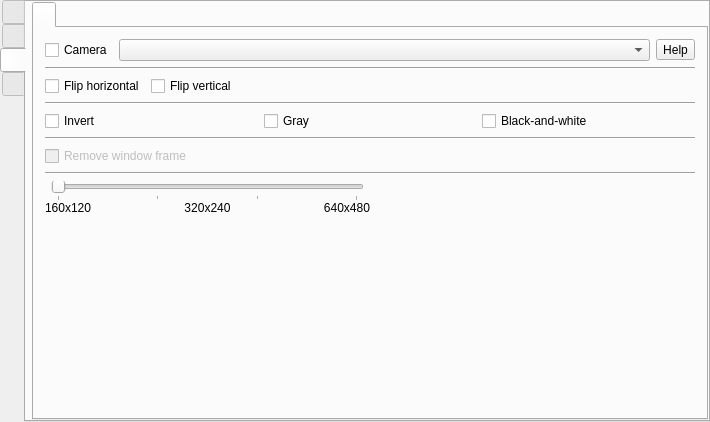
Qt form src/formMainWindow.ui (vkohaupt/vokoscreenNG) before a commit.
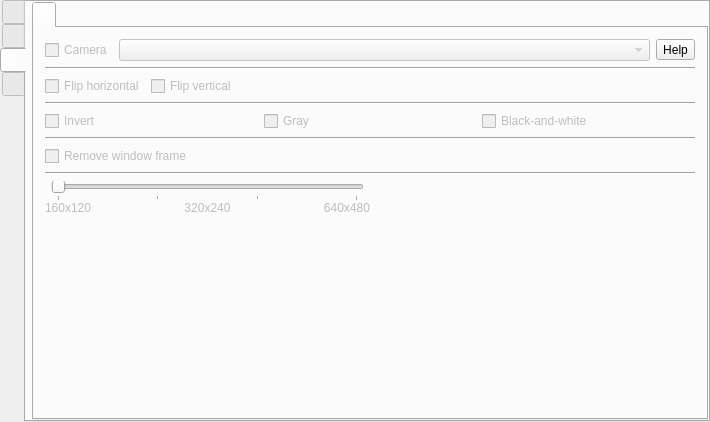
The same form after that commit. The open tabs and pages were chosen to show the change. Icons and pictures are not drawn.

Commit message: Webcam Widgets enabled disabled

The edit to the form file:
```diff
--- a/src/formMainWindow.ui
+++ b/src/formMainWindow.ui
@@ -2424,6 +2424,9 @@
              <layout class="QGridLayout" name="gridLayout_4">
               <item row="0" column="0">
                <widget class="QCheckBox" name="checkBoxCameraOnOff">
+                <property name="enabled">
+                 <bool>false</bool>
+                </property>
                 <property name="toolTip">
                  <string>CTRL+SHIFT+F8</string>
                 </property>
@@ -2434,6 +2437,9 @@
               </item>
               <item row="0" column="1">
                <widget class="QComboBox" name="comboBoxCamera">
+                <property name="enabled">
+                 <bool>false</bool>
+                </property>
                 <property name="sizePolicy">
                  <sizepolicy hsizetype="MinimumExpanding" vsizetype="Fixed">
                   <horstretch>0</horstretch>
@@ -2470,6 +2476,9 @@
                <layout class="QHBoxLayout" name="horizontalLayout_12">
                 <item>
                  <widget class="QCheckBox" name="checkBoxCameraMirrorHorizontal">
+                  <property name="enabled">
+                   <bool>false</bool>
+                  </property>
                   <property name="text">
                    <string>Flip horizontal</string>
                   </property>
@@ -2477,6 +2486,9 @@
                 </item>
                 <item>
                  <widget class="QCheckBox" name="checkBoxCameraMirrorVertical">
+                  <property name="enabled">
+                   <bool>false</bool>
+                  </property>
                   <property name="text">
                    <string>Flip vertical</string>
                   </property>
@@ -2508,6 +2520,9 @@
                <layout class="QHBoxLayout" name="horizontalLayout_14">
                 <item>
                  <widget class="QCheckBox" name="checkBoxCameraInvert">
+                  <property name="enabled">
+                   <bool>false</bool>
+                  </property>
                   <property name="text">
                    <string>Invert</string>
                   </property>
@@ -2515,6 +2530,9 @@
                 </item>
                 <item>
                  <widget class="QCheckBox" name="checkBoxCameraGray">
+                  <property name="enabled">
+                   <bool>false</bool>
+                  </property>
                   <property name="text">
                    <string>Gray</string>
                   </property>
@@ -2522,6 +2540,9 @@
                 </item>
                 <item>
                  <widget class="QCheckBox" name="checkBoxCameraMono">
+                  <property name="enabled">
+                   <bool>false</bool>
+                  </property>
                   <property name="text">
                    <string>Black-and-white</string>
                   </property>
@@ -2616,14 +2637,20 @@
               <item row="1" column="0">
                <layout class="QHBoxLayout" name="horizontalLayout_44">
                 <item>
-                 <widget class="QLabel" name="label_24">
+                 <widget class="QLabel" name="labelCameraWindowSize160_120">
+                  <property name="enabled">
+                   <bool>false</bool>
+                  </property>
                   <property name="text">
                    <string notr="true">160x120</string>
                   </property>
                  </widget>
                 </item>
                 <item>
-                 <widget class="QLabel" name="label_25">
+                 <widget class="QLabel" name="labelCameraWindowSize320_240">
+                  <property name="enabled">
+                   <bool>false</bool>
+                  </property>
                   <property name="text">
                    <string notr="true">320x240</string>
                   </property>
@@ -2633,7 +2660,10 @@
                  </widget>
                 </item>
                 <item>
-                 <widget class="QLabel" name="label_26">
+                 <widget class="QLabel" name="labelCameraWindowSize640_480">
+                  <property name="enabled">
+                   <bool>false</bool>
+                  </property>
                   <property name="text">
                    <string notr="true">640x480</string>
                   </property>
```
Left out of the diff: 9 changed lines with no effect on the pictures. The commit also changes 1 other file.
